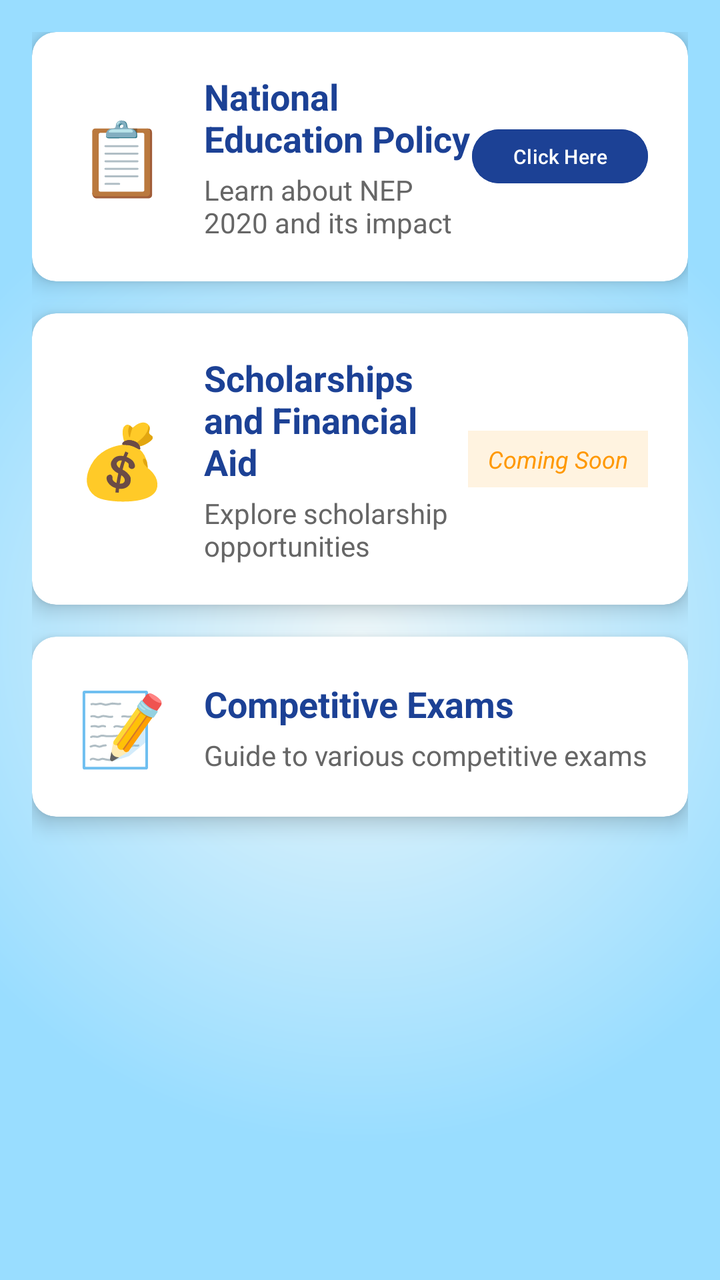
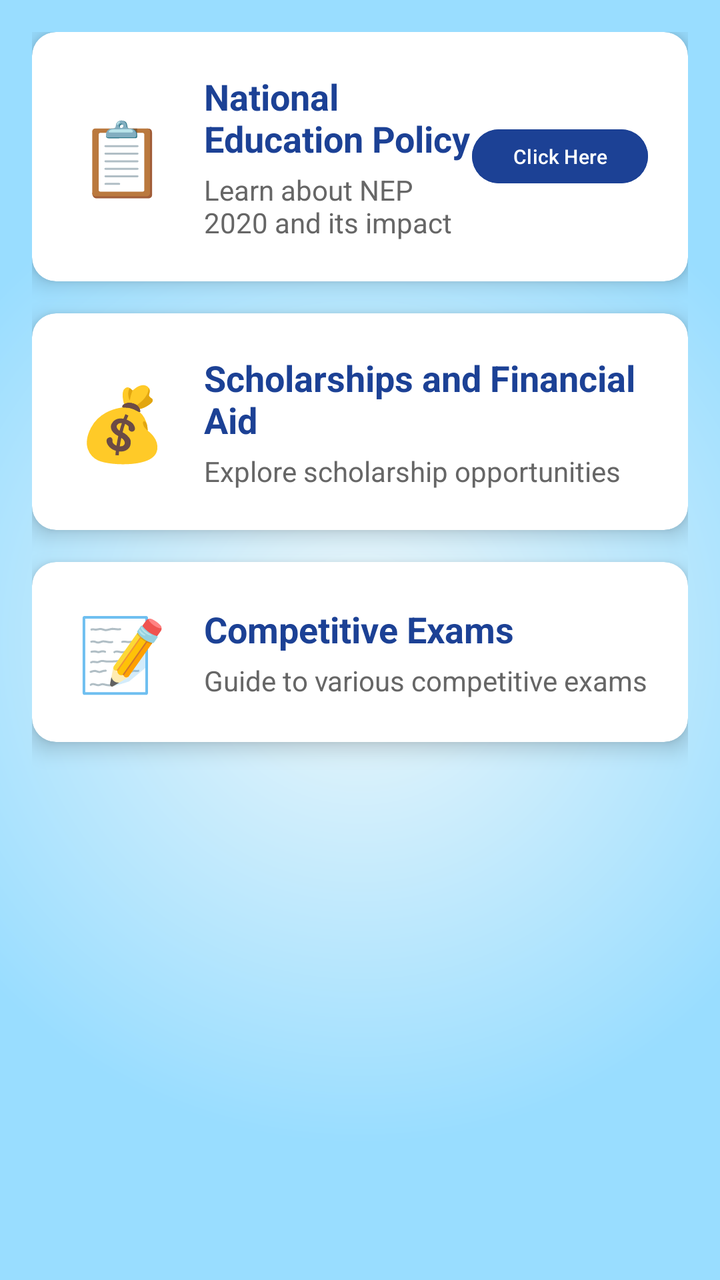

Screens rendered from an Android XML layout before and after an edit, with the pre-edit source and the edit as a unified diff.
<!-- AndroidManifest.xml: application theme Theme.AspirePath -->
<!-- res/layout/fragment_resources.xml -->
<?xml version="1.0" encoding="utf-8"?>
<ScrollView xmlns:android="http://schemas.android.com/apk/res/android"
    xmlns:app="http://schemas.android.com/apk/res-auto"
    xmlns:tools="http://schemas.android.com/tools"
    android:layout_width="match_parent"
    android:layout_height="match_parent"
    android:background="@drawable/gradient_bg"
    android:fillViewport="true"
    tools:context=".Resources">

    <LinearLayout
        android:layout_width="match_parent"
        android:layout_height="wrap_content"
        android:orientation="vertical"
        android:padding="16dp">











        
        <androidx.cardview.widget.CardView
            android:id="@+id/cardNEP"
            android:layout_width="match_parent"
            android:layout_height="wrap_content"
            android:layout_marginBottom="16dp"
            app:cardCornerRadius="12dp"
            app:cardElevation="6dp"
            android:clickable="true"
            android:focusable="true"
            android:foreground="?attr/selectableItemBackground">

            <LinearLayout
                android:layout_width="match_parent"
                android:layout_height="wrap_content"
                android:orientation="horizontal"
                android:padding="20dp"
                android:gravity="center_vertical">

                <TextView
                    android:layout_width="50dp"
                    android:layout_height="50dp"
                    android:text="📋"
                    android:textSize="36sp"
                    android:gravity="center"/>

                <LinearLayout
                    android:layout_width="0dp"
                    android:layout_height="wrap_content"
                    android:layout_weight="1"
                    android:orientation="vertical"
                    android:layout_marginStart="16dp">

                    <TextView
                        android:layout_width="wrap_content"
                        android:layout_height="wrap_content"
                        android:text="National Education Policy"
                        android:textSize="18sp"
                        android:textStyle="bold"
                        android:textColor="@color/blue"/>

                    <TextView
                        android:layout_width="wrap_content"
                        android:layout_height="wrap_content"
                        android:text="Learn about NEP 2020 and its impact"
                        android:textSize="14sp"
                        android:textColor="#666666"
                        android:layout_marginTop="4dp"/>
                </LinearLayout>

                <Button
                    android:id="@+id/btnNEP"
                    android:layout_width="wrap_content"
                    android:layout_height="35dp"
                    android:text="Click Here"
                    android:textSize="10sp"
                    android:backgroundTint="@color/blue"
                    android:textColor="@android:color/white"
                    android:padding="5dp"
                    android:gravity="center"/>
            </LinearLayout>
        </androidx.cardview.widget.CardView>

        
        <androidx.cardview.widget.CardView
            android:id="@+id/cardScholarships"
            android:layout_width="match_parent"
            android:layout_height="wrap_content"
            android:layout_marginBottom="16dp"
            app:cardCornerRadius="12dp"
            app:cardElevation="6dp"
            android:clickable="true"
            android:focusable="true"
            android:foreground="?attr/selectableItemBackground">

            <LinearLayout
                android:layout_width="match_parent"
                android:layout_height="wrap_content"
                android:orientation="horizontal"
                android:padding="20dp"
                android:gravity="center_vertical">

                <TextView
                    android:layout_width="50dp"
                    android:layout_height="50dp"
                    android:text="💰"
                    android:textSize="36sp"
                    android:gravity="center"/>

                <LinearLayout
                    android:layout_width="0dp"
                    android:layout_height="wrap_content"
                    android:layout_weight="1"
                    android:orientation="vertical"
                    android:layout_marginStart="16dp">

                    <TextView
                        android:layout_width="wrap_content"
                        android:layout_height="wrap_content"
                        android:text="Scholarships and Financial Aid"
                        android:textSize="18sp"
                        android:textStyle="bold"
                        android:textColor="@color/blue"/>

                    <TextView
                        android:layout_width="wrap_content"
                        android:layout_height="wrap_content"
                        android:text="Explore scholarship opportunities"
                        android:textSize="14sp"
                        android:textColor="#666666"
                        android:layout_marginTop="4dp"/>
                </LinearLayout>

                <TextView
                    android:layout_width="wrap_content"
                    android:layout_height="wrap_content"
                    android:text="Coming Soon"
                    android:textSize="12sp"
                    android:textStyle="italic"
                    android:textColor="#FF9800"
                    android:background="#FFF3E0"
                    android:padding="6dp"
                    android:paddingStart="10dp"
                    android:paddingEnd="10dp"/>
            </LinearLayout>
        </androidx.cardview.widget.CardView>

        
        <androidx.cardview.widget.CardView
            android:id="@+id/cardEntranceExams"
            android:layout_width="match_parent"
            android:layout_height="wrap_content"
            android:layout_marginBottom="16dp"
            app:cardCornerRadius="12dp"
            app:cardElevation="6dp"
            android:clickable="true"
            android:focusable="true"
            android:foreground="?attr/selectableItemBackground">

            <LinearLayout
                android:layout_width="match_parent"
                android:layout_height="wrap_content"
                android:orientation="horizontal"
                android:padding="20dp"
                android:gravity="center_vertical">

                <TextView
                    android:layout_width="50dp"
                    android:layout_height="50dp"
                    android:text="📝"
                    android:textSize="36sp"
                    android:gravity="center"/>

                <LinearLayout
                    android:layout_width="0dp"
                    android:layout_height="wrap_content"
                    android:layout_weight="1"
                    android:orientation="vertical"
                    android:layout_marginStart="16dp">

                    <TextView
                        android:layout_width="wrap_content"
                        android:layout_height="wrap_content"
                        android:text="Competitive Exams"
                        android:textSize="18sp"
                        android:textStyle="bold"
                        android:textColor="@color/blue"/>

                    <TextView
                        android:layout_width="wrap_content"
                        android:layout_height="wrap_content"
                        android:text="Guide to various competitive exams"
                        android:textSize="14sp"
                        android:textColor="#666666"
                        android:layout_marginTop="4dp"/>
                </LinearLayout>
            </LinearLayout>
        </androidx.cardview.widget.CardView>



    </LinearLayout>

</ScrollView>
<!-- resources referenced by this layout -->
<resources>
  <color name="blue">#1C4195</color>
  <!-- drawable gradient_bg (drawable) -->
  <?xml version="1.0" encoding="utf-8"?>
  <shape xmlns:android="http://schemas.android.com/apk/res/android"
      android:shape="rectangle">
      <gradient
          android:startColor="#edf7fa"
          android:endColor="#99ddff"
          android:gradientRadius="70%p"
          android:type="radial"
          android:centerX="0.5"
          android:centerY="0.5"
          android:dither="true" />
  </shape>
  <style name="Theme.AspirePath" parent="Base.Theme.AspirePath" />
  <style name="Base.Theme.AspirePath" parent="Theme.Material3.DayNight.NoActionBar">
          
          <item name="colorPrimary">@color/blue</item>
          <item name="colorPrimaryVariant">#0073e6</item>
          <item name="colorOnPrimary">@color/white</item>
          <item name="android:statusBarColor">#0073e6</item>
          
      </style>
  <color name="white">#FFFFFFFF</color>
</resources>

<!-- the commit's change to res/layout/fragment_resources.xml (unified diff, before → after) -->
@@ -136,18 +136,6 @@
                         android:textColor="#666666"
                         android:layout_marginTop="4dp"/>
                 </LinearLayout>
-
-                <TextView
-                    android:layout_width="wrap_content"
-                    android:layout_height="wrap_content"
-                    android:text="Coming Soon"
-                    android:textSize="12sp"
-                    android:textStyle="italic"
-                    android:textColor="#FF9800"
-                    android:background="#FFF3E0"
-                    android:padding="6dp"
-                    android:paddingStart="10dp"
-                    android:paddingEnd="10dp"/>
             </LinearLayout>
         </androidx.cardview.widget.CardView>
 
